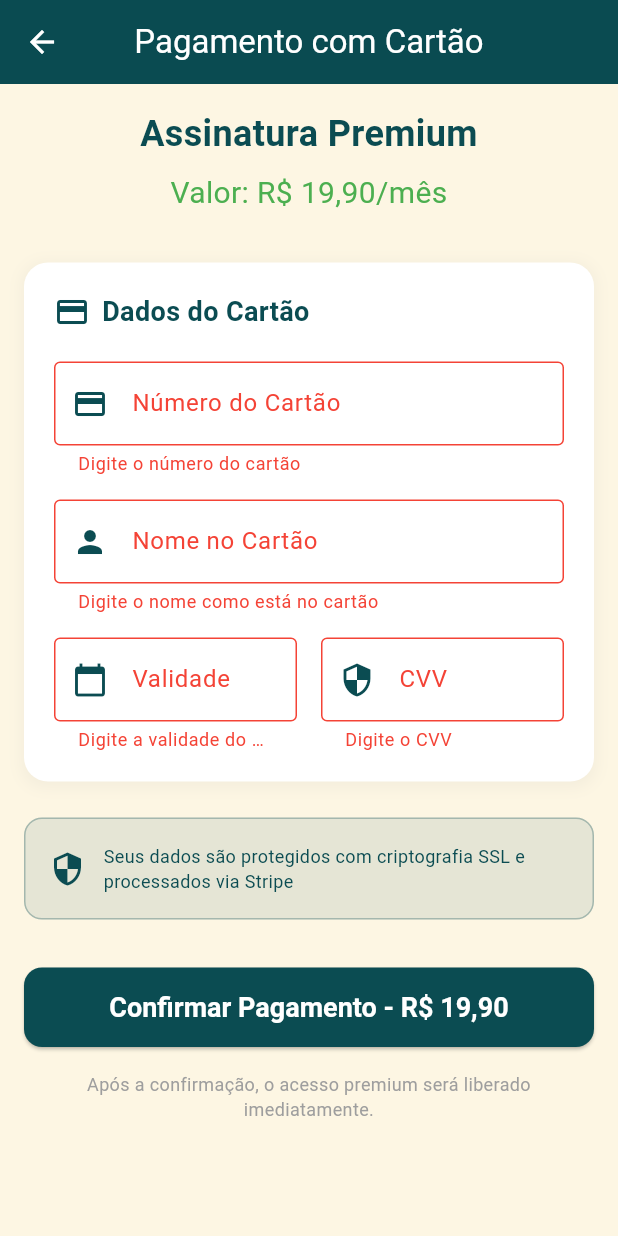
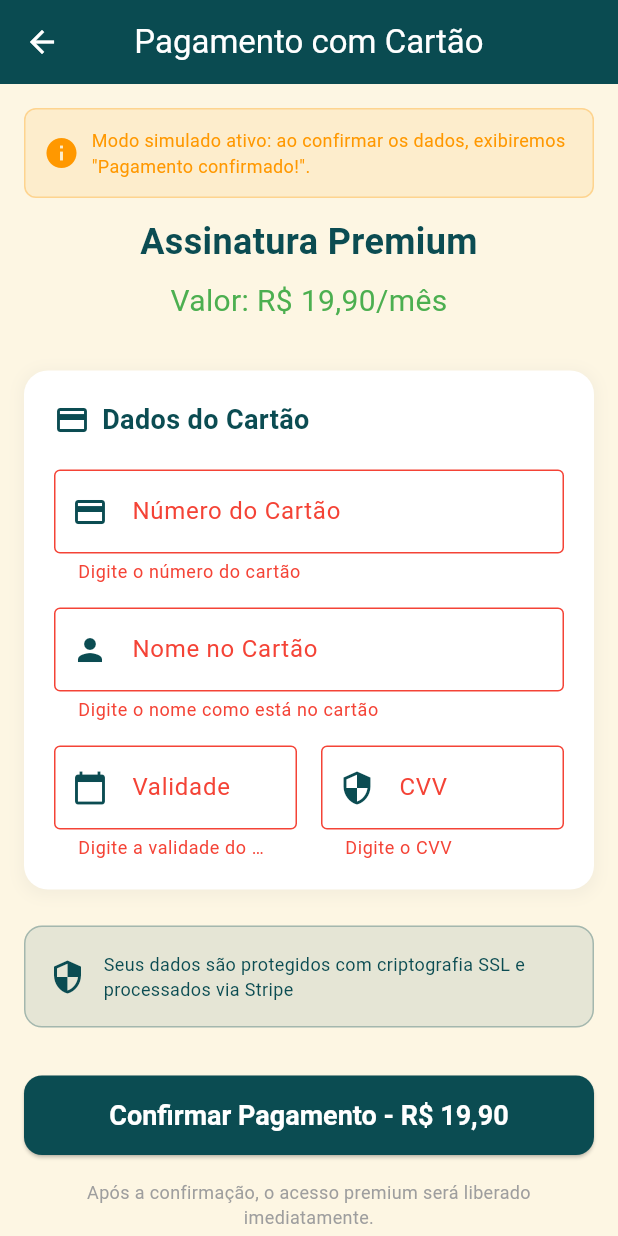
Before and after one commit to GuiNardiSS/Mais-Vida-em-Nossas-Vidas, a Flutter app: the PagamentoCartaoPage screen opened directly, after a tap on an icon or button, on a phone screen of 412 x 824 dp. Run offline on Flutter 3.47's test engine with Material 3 defaults, Android fonts, the phone set to English and light mode, and no system bars; our stand-ins replace audioplayers, flutter_local_notifications, font_awesome_flutter, mask_text_input_formatter, qr_flutter, shared_preferences and 1 more; missing offline and left inert: flutter_stripe; accounts and stored records are empty.

Commit message:
feat(payments): modo simulado para cartão e logs detalhados de áudio

```diff
--- a/lib/pages/pagamento_cartao.dart
+++ b/lib/pages/pagamento_cartao.dart
@@ -19,6 +19,8 @@ class _PagamentoCartaoPageState extends State<PagamentoCartaoPage> {
 
   bool loading = false;
   String? tipoCartao;
+  // Modo simulado: exibe "Pagamento confirmado!" sem integrar gateway
+  final bool _modoSimulado = true;
 
   // Formatadores de máscara
   final _numeroCartaoFormatter = MaskTextInputFormatter(
@@ -149,6 +151,13 @@ class _PagamentoCartaoPageState extends State<PagamentoCartaoPage> {
     }
     setState(() => loading = true);
     try {
+      if (_modoSimulado) {
+        await Future.delayed(const Duration(seconds: 1));
+        if (!mounted) return;
+        _ok();
+        return;
+      }
+
       final resp = await http.post(
         Uri.parse('http://10.0.2.2:3000/pagamento'),
         headers: {'Content-Type': 'application/json'},
@@ -200,6 +209,28 @@ class _PagamentoCartaoPageState extends State<PagamentoCartaoPage> {
           child: Column(
             crossAxisAlignment: CrossAxisAlignment.stretch,
             children: [
+              if (_modoSimulado)
+                Container(
+                  padding: const EdgeInsets.all(12),
+                  margin: const EdgeInsets.only(bottom: 12),
+                  decoration: BoxDecoration(
+                    color: Colors.orange.withValues(alpha: 0.1),
+                    borderRadius: BorderRadius.circular(8),
+                    border: Border.all(color: Colors.orange.withValues(alpha: 0.3)),
+                  ),
+                  child: const Row(
+                    children: [
+                      Icon(Icons.info, color: Colors.orange),
+                      SizedBox(width: 8),
+                      Expanded(
+                        child: Text(
+                          'Modo simulado ativo: ao confirmar os dados, exibiremos "Pagamento confirmado!".',
+                          style: TextStyle(fontSize: 12, color: Colors.orange),
+                        ),
+                      ),
+                    ],
+                  ),
+                ),
               // Cabeçalho
               const Text(
                 'Assinatura Premium',
--- a/lib/services/audio_service.dart
+++ b/lib/services/audio_service.dart
@@ -24,6 +24,7 @@ class AudioService {
       final manifestJson = await rootBundle.loadString('AssetManifest.json');
       final Map<String, dynamic> manifest = json.decode(manifestJson);
       _assetSet = manifest.keys.toSet();
+      debugPrint('AudioService: Manifest carregado com \\${_assetSet!.length} assets');
       _isInitialized = true;
     } catch (e) {
       debugPrint('Erro ao inicializar AudioService: $e');
@@ -57,6 +58,7 @@ class AudioService {
 
     for (final candidate in candidates) {
       if (assets.contains(candidate)) {
+        debugPrint('AudioService: caminho encontrado para índice $index => $candidate');
         _audioPathCache[cacheKey] = candidate;
         return candidate;
       }
@@ -74,6 +76,7 @@ class AudioService {
 
       for (final candidate in alternativeCandidates) {
         if (assets.contains(candidate)) {
+          debugPrint('AudioService: caminho alternativo encontrado para índice $index => $candidate');
           _audioPathCache[cacheKey] = candidate;
           return candidate;
         }
@@ -81,6 +84,7 @@ class AudioService {
     }
 
     _audioPathCache[cacheKey] = null;
+    debugPrint('AudioService: nenhum arquivo de áudio encontrado para índice $index em $folder');
     return null;
   }
 
@@ -115,6 +119,7 @@ class AudioService {
       }
 
       _currentlyPlayingPath = audioPath;
+      debugPrint('AudioService: tocando AssetSource($sourcePath)');
       await _audioPlayer.play(AssetSource(sourcePath));
       return true;
     } catch (e) {
```
